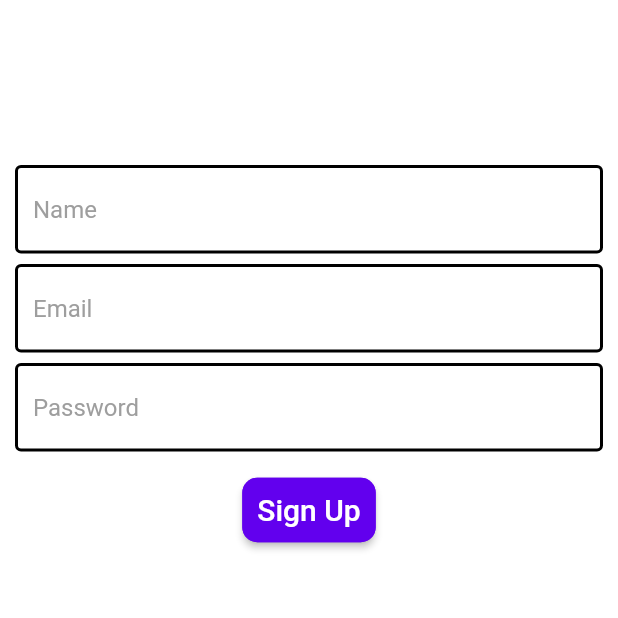
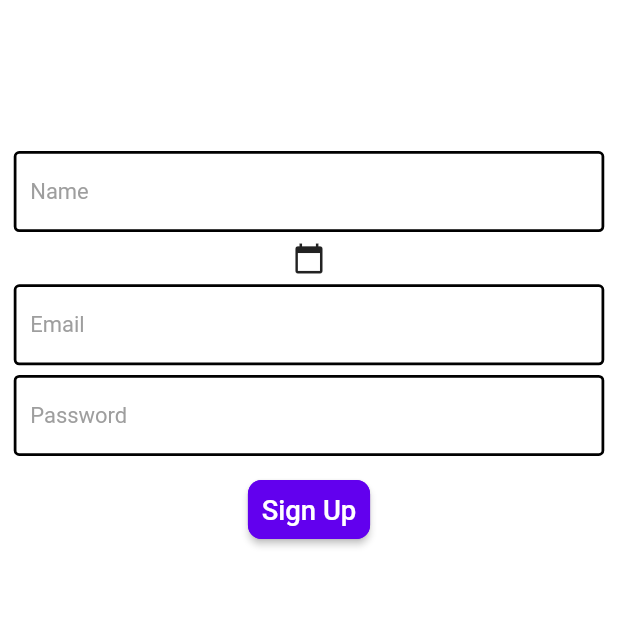
Before and after one commit to shroukNtaha/News_Detective, a Flutter app: the screen it shows after launch, after a tap on "Create a new account", on a phone screen of 412 x 824 dp, the top half of it. Run offline on Flutter 3.47's test engine with Material 2 defaults, Android fonts, the phone set to English and light mode, and no system bars; our stand-ins replace cloud_firestore, firebase_auth, firebase_core, responsive_framework; accounts and stored records are empty.

```diff
--- a/lib/main.dart
+++ b/lib/main.dart
@@ -1,12 +1,13 @@
-import 'package:News_Detective/models/user.dart';
-import 'package:News_Detective/screens/authenticate/login.dart';
-import 'package:News_Detective/screens/authenticate/signup.dart';
-import 'package:News_Detective/screens/home/home.dart';
-import 'package:News_Detective/services/auth.dart';
-import 'package:News_Detective/wrapper.dart';
+import 'package:news_detective/models/user.dart';
 import 'package:flutter/material.dart';
 import 'package:provider/provider.dart';
 import 'package:firebase_core/firebase_core.dart';
+import 'screens/authenticate/login.dart';
+import 'screens/authenticate/signup.dart';
+import 'screens/home/home.dart';
+import 'services/auth.dart';
+import 'wrapper.dart';
+import 'package:responsive_framework/responsive_framework.dart';
 
 
 //void main() => runApp(MyApp());
@@ -18,14 +19,24 @@ void main() async {
 
 class MyApp extends StatelessWidget {
   // This widget is the root of your application.
-
-
-
   @override
   Widget build(BuildContext context) {
     return StreamProvider<UserAuth>.value(
       value: AuthService().user,
       child: MaterialApp(
+        builder: (context, widget) => ResponsiveWrapper.builder(
+          BouncingScrollWrapper.builder(context, widget),
+          maxWidth: 1200,
+          minWidth: 450,
+          defaultScale: true,
+          breakpoints: [
+            ResponsiveBreakpoint.resize(450, name: MOBILE),
+            ResponsiveBreakpoint.autoScale(800, name: TABLET),
+            ResponsiveBreakpoint.autoScale(1000, name: TABLET),
+            ResponsiveBreakpoint.resize(1200, name: DESKTOP),
+            ResponsiveBreakpoint.autoScale(2460, name: "4K"),
+          ],
+        ),
         debugShowCheckedModeBanner: false,
         initialRoute: "/",
         routes: {
--- a/lib/screens/authenticate/authenticate.dart
+++ b/lib/screens/authenticate/authenticate.dart
@@ -6,6 +6,7 @@ class Authenticate extends StatefulWidget {
 }
 
 class _AuthenticateState extends State<Authenticate> {
+
   @override
   Widget build(BuildContext context) {
     return Scaffold(
@@ -14,30 +15,47 @@ class _AuthenticateState extends State<Authenticate> {
           child: Column(children: <Widget>[
             SizedBox(height: 150.0),
             SizedBox(height: 15.0),
-            Text(
+            /*Text(
               '"If you intersted to read news"',
               style: TextStyle(
                   color: Color(0xff16071e),
                   fontSize: 17.0,
                   //fontStyle: FontStyle.italic,
                   fontWeight: FontWeight.bold),
-            ),
+            ),*/
             SizedBox(height: 75.0),
-            RaisedButton(
-              color: Color(0xff6200EE),
+            ElevatedButton(
+              style: ElevatedButton.styleFrom(primary: Color(0xff6200EE),
+                padding: EdgeInsets.all(15.0),
+                shape: new RoundedRectangleBorder(
+                    borderRadius: new BorderRadius.circular(30.0)),
+              ),
               onPressed: () {
                 Navigator.of(context).pushReplacementNamed("/signup");
               },
-              padding: EdgeInsets.all(15.0),
-              shape: new RoundedRectangleBorder(
-                  borderRadius: new BorderRadius.circular(30.0)),
               child: Text(
                 'Create a new account',
                 textAlign: TextAlign.center,
                 style:
                     TextStyle(fontSize: 25.0, fontFamily: 'Georgia', height: 1),
               ),
-              textColor: Colors.white,
+            ),
+            SizedBox(height: 75.0),
+            ElevatedButton(
+              style: ElevatedButton.styleFrom(primary: Color(0xff6200EE),
+                padding: EdgeInsets.all(15.0),
+                shape: new RoundedRectangleBorder(
+                    borderRadius: new BorderRadius.circular(30.0)),
+              ),
+              onPressed: () {
+                Navigator.of(context).pushReplacementNamed("/home");
+              },
+              child: Text(
+                'Go Home',
+                textAlign: TextAlign.center,
+                style:
+                    TextStyle(fontSize: 25.0, fontFamily: 'Georgia', height: 1),
+              ),
             ),
             Expanded(
               child: Align(
@@ -53,7 +71,7 @@ class _AuthenticateState extends State<Authenticate> {
                           fontFamily: 'Georgia',
                           color: Color(0xff3700B3)),
                     ),
-                    FlatButton(
+                    TextButton(
                       onPressed: () {
                         Navigator.of(context).pushReplacementNamed("/login");
                       },
--- a/lib/screens/authenticate/signup.dart
+++ b/lib/screens/authenticate/signup.dart
@@ -1,7 +1,7 @@
-import 'package:News_Detective/models/userModel.dart';
-import 'package:News_Detective/services/auth.dart';
-import 'package:News_Detective/services/userService.dart';
-import 'package:News_Detective/themes/input.dart';
+import 'package:news_detective/models/userModel.dart';
+import 'package:news_detective/services/auth.dart';
+import 'package:news_detective/services/userService.dart';
+import 'package:news_detective/themes/input.dart';
 import 'package:flutter/material.dart';
 
 class SignUp extends StatefulWidget {
@@ -18,6 +18,11 @@ class _SignUpState extends State<SignUp> {
   String email = '';
   String password = '';
   String error = '';
+
+  String initValue="Select your Birth Date";
+  bool isDateSelected= false;
+  DateTime birthDate; // instance of DateTime
+  String birthDateInString;
 
   UserModel getUserData(uId) {
     return new UserModel(
@@ -46,6 +51,25 @@ class _SignUpState extends State<SignUp> {
                   hintStyle: TextStyle(color: Colors.grey),),
                 validator: (val) =>
                     val.isEmpty ? 'Enter your Name' : null,
+              ),
+              SizedBox(height: 7.0,),
+              GestureDetector(
+                child: new Icon(Icons.calendar_today),
+                onTap: ()async{
+                  final datePick= await showDatePicker(
+                      context: context,
+                      initialDate: new DateTime.now(),
+                      firstDate: new DateTime(1900),
+                      lastDate: new DateTime(2100)
+                    );
+                  if(datePick!=null && datePick!=birthDate){
+                    setState(() {
+                      birthDate=datePick;
+                      isDateSelected=true;
+                      birthDateInString = "${birthDate.month}/${birthDate.day}/${birthDate.year}";
+                    });
+                  }
+                }
               ),
               SizedBox(height: 7.0,),
               TextFormField(
@@ -82,12 +106,13 @@ class _SignUpState extends State<SignUp> {
               SizedBox(
                 height: 15.0,
               ),
-              RaisedButton(
-              color: Color(0xff6200EE),
+              ElevatedButton(
+                style: ElevatedButton.styleFrom(primary: Color(0xff6200EE) ,
                   padding: const EdgeInsets.all(10.0),
                   shape: RoundedRectangleBorder(
                     borderRadius: new BorderRadius.circular(10.0),
                     side: BorderSide(color: Color(0xff6200EE))),
+                ),
                 child: Text(
                   'Sign Up',
                   style: TextStyle(color: Colors.white, fontSize: 20),
@@ -106,7 +131,7 @@ class _SignUpState extends State<SignUp> {
                         }
                         else{
                           setState(() {
-                          error = 'please enter a valid email';
+                            error = 'this email is already used';
                           })
                         }
                       });
--- a/lib/services/auth.dart
+++ b/lib/services/auth.dart
@@ -1,4 +1,4 @@
-import 'package:News_Detective/models/user.dart';
+import 'package:news_detective/models/user.dart';
 import 'package:firebase_auth/firebase_auth.dart';
 
 class AuthService {
--- a/lib/services/userService.dart
+++ b/lib/services/userService.dart
@@ -1,6 +1,6 @@
-import 'package:News_Detective/common/Repository.dart';
+import 'package:news_detective/common/Repository.dart';
 import 'package:cloud_firestore/cloud_firestore.dart';
-import 'package:News_Detective/models/userModel.dart';
+import 'package:news_detective/models/userModel.dart';
 
 class UserService {
   Repository _rep = Repository("user");
--- a/lib/wrapper.dart
+++ b/lib/wrapper.dart
@@ -1,7 +1,7 @@
-import 'package:News_Detective/models/user.dart';
-import 'package:News_Detective/screens/authenticate/authenticate.dart';
 import 'package:flutter/material.dart';
 import 'package:provider/provider.dart';
+import 'models/user.dart';
+import 'screens/authenticate/authenticate.dart';
 
 
 
```
Also changed, not shown: lib/screens/authenticate/login.dart (+10 -8 lines), lib/screens/home/home.dart (+16 -2 lines), lib/services/apiService.dart (added, +24 -0 lines), pubspec.yaml (+9 -5 lines), pubspec.lock, 1 other file. Lines whose indentation alone changed are shown as unchanged.
